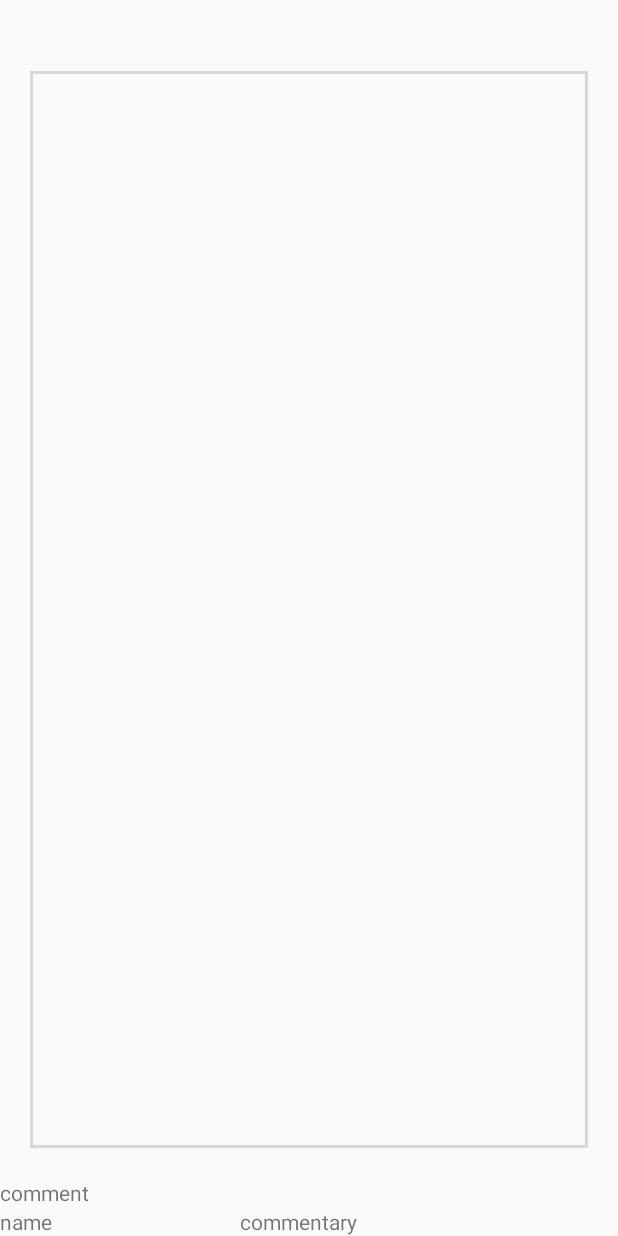
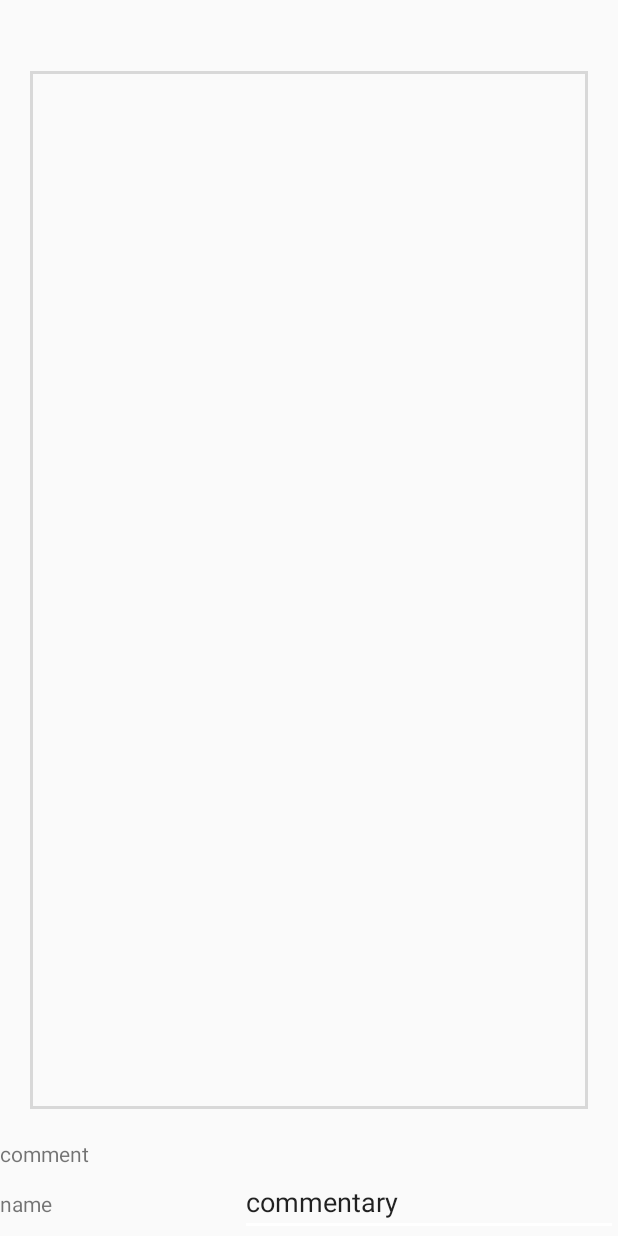
Before and after one commit to ShinHyeYong/TeamProject, an Android app: the ContentPage screen opened directly, with no data from a screen before it, on a phone screen of 412 x 824 dp. Run offline under Robolectric (Android 15) with nearby library versions, the phone set to English and light mode, and no system bars.

Commit message:
content 코멘트창, TextView->EditText

```diff
--- a/app/src/main/res/layout/content.xml
+++ b/app/src/main/res/layout/content.xml
@@ -45,11 +45,15 @@
             android:id="@+id/textView6"
             android:layout_weight="0.01" />
 
-        <TextView
+        <EditText
             android:text="commentary"
             android:layout_width="252dp"
             android:layout_height="wrap_content"
-            android:id="@+id/textView7" />
+            android:id="@+id/commentary"
+            android:onClick="writeComment"
+            />
+
+
 
     </LinearLayout>
 
```
